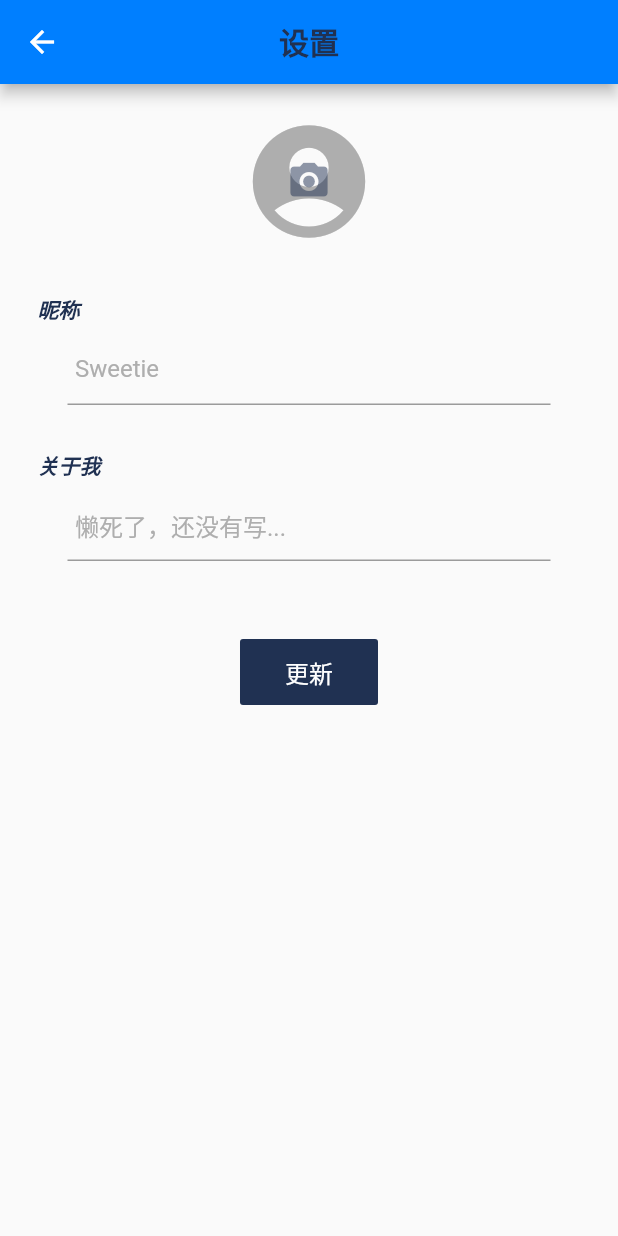
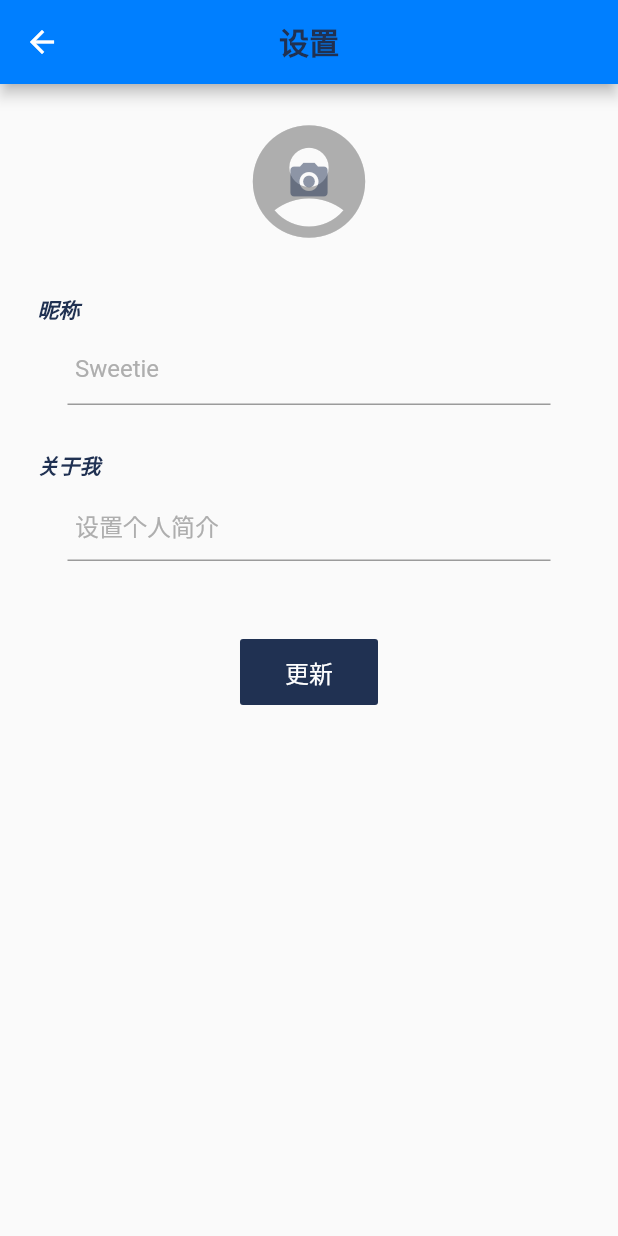
Before and after one commit to rainbowtrash2333/easy_chat_app, a Flutter app: the Settings screen opened directly, on a phone screen of 412 x 824 dp. Run offline on Flutter 3.47's test engine with Material 2 defaults, Android fonts, the phone set to English and light mode, and no system bars; our stand-ins replace cached_network_image, cloud_firestore, firebase_auth, firebase_messaging, firebase_storage, flutter_local_notifications and 5 more; accounts and stored records are empty.

Commit message:
设置个人简介

```diff
--- a/lib/login.dart
+++ b/lib/login.dart
@@ -101,7 +101,8 @@ class LoginScreenState extends State<LoginScreen> {
             'photoUrl': firebaseUser.photoUrl,
             'id': firebaseUser.uid,
             'createdAt': DateTime.now().millisecondsSinceEpoch.toString(),
-            'chattingWith': null
+            'chattingWith': null,
+            'aboutMe':"还没有个人简介"
           });
 
           // Write data to local
--- a/lib/settings.dart
+++ b/lib/settings.dart
@@ -264,7 +264,7 @@ class SettingsScreenState extends State<SettingsScreen> {
                       data: Theme.of(context).copyWith(primaryColor: primaryColor),
                       child: TextField(
                         decoration: InputDecoration(
-                          hintText: '懒死了，还没有写...',
+                          hintText: '设置个人简介',
                           contentPadding: EdgeInsets.all(5.0),
                           hintStyle: TextStyle(color: greyColor),
                         ),
```
